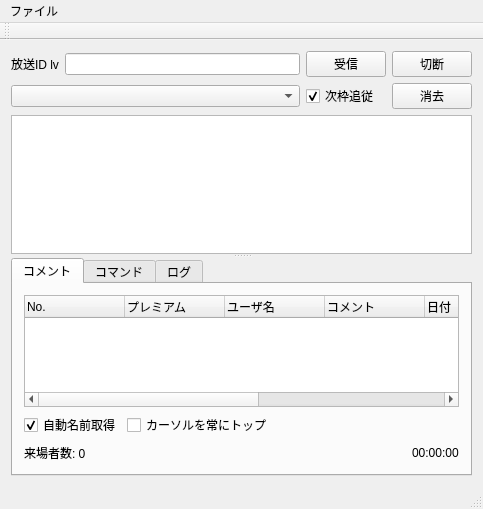
The window that ui/mainwindow.ui (diginatu/Viqo) describes before a commit, drawn with Qt 5.
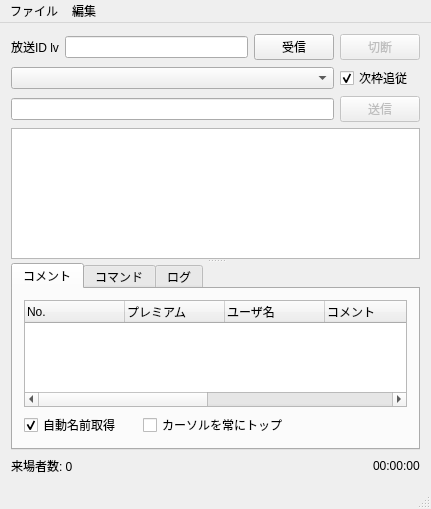
The same window after the commit.

Diff of the .ui file:
```diff
--- a/ui/mainwindow.ui
+++ b/ui/mainwindow.ui
@@ -6,7 +6,7 @@
    <rect>
     <x>0</x>
     <y>0</y>
-    <width>483</width>
+    <width>431</width>
     <height>509</height>
    </rect>
   </property>
@@ -27,20 +27,20 @@
   </property>
   <widget class="QWidget" name="centralWidget">
    <layout class="QGridLayout" name="gridLayout_3">
-    <item row="0" column="3">
-     <widget class="QPushButton" name="receive">
+    <item row="0" column="0">
+     <widget class="QLabel" name="housouId_label">
       <property name="sizePolicy">
-       <sizepolicy hsizetype="Maximum" vsizetype="Fixed">
+       <sizepolicy hsizetype="Maximum" vsizetype="Preferred">
         <horstretch>0</horstretch>
         <verstretch>0</verstretch>
        </sizepolicy>
       </property>
       <property name="text">
-       <string>受信</string>
+       <string>放送ID lv</string>
       </property>
      </widget>
     </item>
-    <item row="0" column="1" colspan="2">
+    <item row="0" column="1">
      <widget class="QLineEdit" name="housouId">
       <property name="sizePolicy">
        <sizepolicy hsizetype="Preferred" vsizetype="Fixed">
@@ -53,8 +53,8 @@
       </property>
      </widget>
     </item>
-    <item row="1" column="4">
-     <widget class="QPushButton" name="clear">
+    <item row="0" column="2">
+     <widget class="QPushButton" name="receive">
       <property name="sizePolicy">
        <sizepolicy hsizetype="Maximum" vsizetype="Fixed">
         <horstretch>0</horstretch>
@@ -62,12 +62,15 @@
        </sizepolicy>
       </property>
       <property name="text">
-       <string>消去</string>
+       <string>受信</string>
       </property>
      </widget>
     </item>
-    <item row="0" column="4">
+    <item row="0" column="3">
      <widget class="QPushButton" name="disconnect">
+      <property name="enabled">
+       <bool>false</bool>
+      </property>
       <property name="sizePolicy">
        <sizepolicy hsizetype="Maximum" vsizetype="Fixed">
         <horstretch>0</horstretch>
@@ -79,22 +82,6 @@
       </property>
      </widget>
     </item>
-    <item row="0" column="0">
-     <widget class="QLabel" name="housouId_label">
-      <property name="sizePolicy">
-       <sizepolicy hsizetype="Maximum" vsizetype="Preferred">
-        <horstretch>0</horstretch>
-        <verstretch>0</verstretch>
-       </sizepolicy>
-      </property>
-      <property name="text">
-       <string>放送ID lv</string>
-      </property>
-     </widget>
-    </item>
-    <item row="1" column="0" colspan="3">
-     <widget class="QComboBox" name="live_waku_list"/>
-    </item>
     <item row="1" column="3">
      <widget class="QCheckBox" name="auto_next_waku">
       <property name="text">
@@ -105,7 +92,17 @@
       </property>
      </widget>
     </item>
-    <item row="2" column="0" colspan="5">
+    <item row="2" column="3">
+     <widget class="QPushButton" name="submit_button">
+      <property name="enabled">
+       <bool>false</bool>
+      </property>
+      <property name="text">
+       <string>送信</string>
+      </property>
+     </widget>
+    </item>
+    <item row="3" column="0" colspan="4">
      <widget class="QSplitter" name="splitter">
       <property name="orientation">
        <enum>Qt::Vertical</enum>
@@ -161,45 +158,6 @@
            </property>
           </widget>
          </item>
-         <item row="2" column="0">
-          <widget class="QLabel" name="num_audience">
-           <property name="sizePolicy">
-            <sizepolicy hsizetype="Preferred" vsizetype="Fixed">
-             <horstretch>0</horstretch>
-             <verstretch>0</verstretch>
-            </sizepolicy>
-           </property>
-           <property name="text">
-            <string>来場者数: 0</string>
-           </property>
-          </widget>
-         </item>
-         <item row="2" column="1">
-          <spacer name="horizontalSpacer_2">
-           <property name="orientation">
-            <enum>Qt::Horizontal</enum>
-           </property>
-           <property name="sizeHint" stdset="0">
-            <size>
-             <width>40</width>
-             <height>20</height>
-            </size>
-           </property>
-          </spacer>
-         </item>
-         <item row="2" column="2">
-          <widget class="QLabel" name="elapsed_time">
-           <property name="sizePolicy">
-            <sizepolicy hsizetype="Preferred" vsizetype="Fixed">
-             <horstretch>0</horstretch>
-             <verstretch>0</verstretch>
-            </sizepolicy>
-           </property>
-           <property name="text">
-            <string>00:00:00</string>
-           </property>
-          </widget>
-         </item>
          <item row="0" column="0" colspan="3">
           <widget class="QTreeWidget" name="comment_view">
            <property name="sizePolicy">
@@ -277,8 +235,8 @@
              <rect>
               <x>0</x>
               <y>0</y>
-              <width>441</width>
-              <height>165</height>
+              <width>389</width>
+              <height>130</height>
              </rect>
             </property>
             <layout class="QVBoxLayout" name="verticalLayout_2">
@@ -362,22 +320,87 @@
       </widget>
      </widget>
     </item>
+    <item row="4" column="0" colspan="4">
+     <widget class="QWidget" name="widget" native="true">
+      <layout class="QHBoxLayout" name="horizontalLayout">
+       <property name="leftMargin">
+        <number>0</number>
+       </property>
+       <property name="topMargin">
+        <number>0</number>
+       </property>
+       <property name="rightMargin">
+        <number>0</number>
+       </property>
+       <property name="bottomMargin">
+        <number>0</number>
+       </property>
+       <item>
+        <widget class="QLabel" name="num_audience">
+         <property name="sizePolicy">
+          <sizepolicy hsizetype="Preferred" vsizetype="Fixed">
+           <horstretch>0</horstretch>
+           <verstretch>0</verstretch>
+          </sizepolicy>
+         </property>
+         <property name="text">
+          <string>来場者数: 0</string>
+         </property>
+        </widget>
+       </item>
+       <item>
+        <spacer name="horizontalSpacer">
+         <property name="orientation">
+          <enum>Qt::Horizontal</enum>
+         </property>
+         <property name="sizeHint" stdset="0">
+          <size>
+           <width>40</width>
+           <height>20</height>
+          </size>
+         </property>
+        </spacer>
+       </item>
+       <item>
+        <widget class="QLabel" name="elapsed_time">
+         <property name="sizePolicy">
+          <sizepolicy hsizetype="Preferred" vsizetype="Fixed">
+           <horstretch>0</horstretch>
+           <verstretch>0</verstretch>
+          </sizepolicy>
+         </property>
+         <property name="text">
+          <string>00:00:00</string>
+         </property>
+        </widget>
+       </item>
+      </layout>
+     </widget>
+    </item>
+    <item row="1" column="0" colspan="3">
+     <widget class="QComboBox" name="live_waku_list"/>
+    </item>
+    <item row="2" column="0" colspan="3">
+     <widget class="QLineEdit" name="submit_text"/>
+    </item>
    </layout>
    <zorder>receive</zorder>
    <zorder>housouId</zorder>
    <zorder>housouId_label</zorder>
    <zorder>disconnect</zorder>
    <zorder>live_waku_list</zorder>
-   <zorder>clear</zorder>
    <zorder>splitter</zorder>
+   <zorder>submit_text</zorder>
+   <zorder>submit_button</zorder>
    <zorder>auto_next_waku</zorder>
+   <zorder>widget</zorder>
   </widget>
   <widget class="QMenuBar" name="menuBar">
    <property name="geometry">
     <rect>
      <x>0</x>
      <y>0</y>
-     <width>483</width>
+     <width>431</width>
      <height>25</height>
     </rect>
    </property>
@@ -388,22 +411,21 @@
     <addaction name="actionSave"/>
     <addaction name="actionLoad"/>
     <addaction name="separator"/>
-    <addaction name="action"/>
+    <addaction name="setting"/>
+   </widget>
+   <widget class="QMenu" name="menu">
+    <property name="title">
+     <string>編集</string>
+    </property>
+    <addaction name="clear"/>
    </widget>
    <addaction name="menuSetting"/>
-  </widget>
-  <widget class="QToolBar" name="mainToolBar">
-   <attribute name="toolBarArea">
-    <enum>TopToolBarArea</enum>
-   </attribute>
-   <attribute name="toolBarBreak">
-    <bool>false</bool>
-   </attribute>
+   <addaction name="menu"/>
   </widget>
   <widget class="QStatusBar" name="statusBar"/>
   <action name="actionSave">
    <property name="text">
-    <string>保存</string>
+    <string>状態保存</string>
    </property>
   </action>
   <action name="actionLoad">
@@ -411,11 +433,16 @@
     <string>読み込み</string>
    </property>
   </action>
-  <action name="action">
+  <action name="setting">
    <property name="text">
     <string>設定</string>
    </property>
   </action>
+  <action name="clear">
+   <property name="text">
+    <string>コメント一覧を消去</string>
+   </property>
+  </action>
  </widget>
  <layoutdefault spacing="6" margin="11"/>
  <resources/>
```
